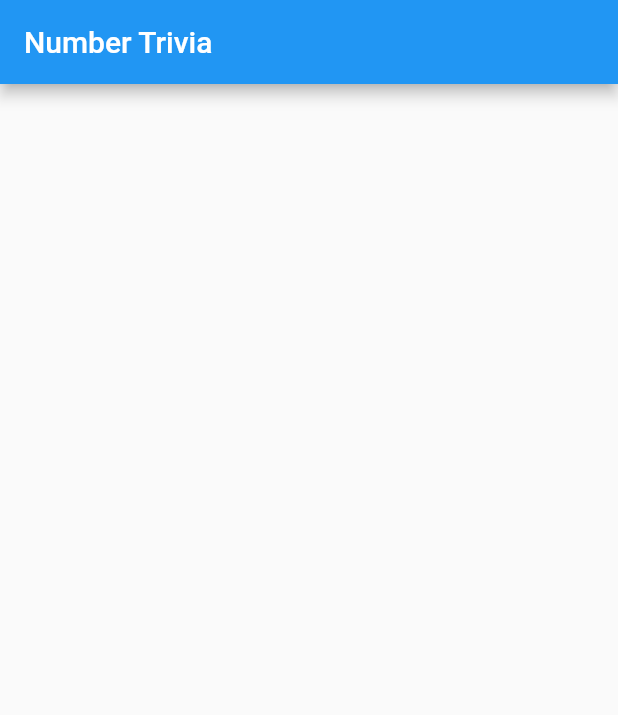
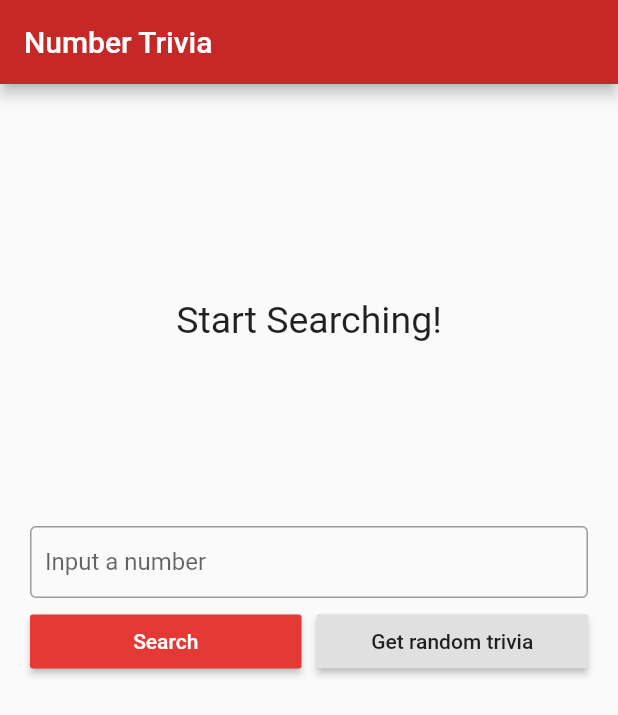
Before and after one commit to AhmedAbogameel/number_trivia, a Flutter app: the screen it shows after launch, on a phone screen of 412 x 824 dp. Shown: the top 715 px of the screen. Run offline on Flutter 3.47's test engine with Material 2 defaults, Android fonts, the phone set to English and light mode, and no system bars; our stand-ins replace bloc, dartz, equatable, flutter_bloc, get_it, shared_preferences; missing offline and left inert: data_connection_checker_tv.

Commit message:
- User Interface

```diff
--- a/lib/features/number_trivia/presentation/pages/number_trivia_page.dart
+++ b/lib/features/number_trivia/presentation/pages/number_trivia_page.dart
@@ -1,11 +1,41 @@
 import 'package:flutter/material.dart';
+import 'package:flutter_bloc/flutter_bloc.dart';
+import 'package:number_trivia/features/number_trivia/presentation/bloc/number_trivia_bloc.dart';
+import 'package:number_trivia/features/number_trivia/presentation/widgets/trivia_controls.dart';
+import 'package:number_trivia/features/number_trivia/presentation/widgets/widgets.dart';
+import '../../../../injection_container.dart';
 
 class NumberTriviaPage extends StatelessWidget {
   @override
   Widget build(BuildContext context) {
     return Scaffold(
       appBar: AppBar(title: Text('Number Trivia'),),
-
+      body: BlocProvider(
+        create: (_) => sl<NumberTriviaBloc>(),
+        child: SingleChildScrollView(
+          padding: const EdgeInsets.all(20),
+          child: Column(
+            children: [
+              BlocBuilder<NumberTriviaBloc, NumberTriviaState>(
+                builder: (context, state) {
+                  if (state is Empty) {
+                    return MessageDisplay(message: 'Start Searching!');
+                  }  else if (state is Loading) {
+                    return LoadingWidget();
+                  } else if (state is Loaded) {
+                    return TriviaDisplay(numberTrivia: state.numberTrivia);
+                  } else if (state is Error) {
+                    return MessageDisplay(message: state.message);
+                  } else {
+                    return Text('Unexpected Error!');
+                  }
+                },
+              ),
+              TriviaControls(),
+            ],
+          ),
+        ),
+      ),
     );
   }
 }
--- /dev/null
+++ b/lib/features/number_trivia/presentation/widgets/message_display.dart
@@ -0,0 +1,22 @@
+import 'package:flutter/material.dart';
+
+class MessageDisplay extends StatelessWidget {
+  final String message;
+  const MessageDisplay({Key? key, required this.message}) : super(key: key);
+
+  @override
+  Widget build(BuildContext context) {
+    return Container(
+      height: MediaQuery.of(context).size.height / 3,
+      child: Center(
+        child: SingleChildScrollView(
+          child: Text(
+            message,
+            style: TextStyle(fontSize: 25),
+            textAlign: TextAlign.center,
+          ),
+        ),
+      ),
+    );
+  }
+}
--- /dev/null
+++ b/lib/features/number_trivia/presentation/widgets/trivia_controls.dart
@@ -0,0 +1,68 @@
+import 'package:flutter/material.dart';
+import 'package:flutter_bloc/flutter_bloc.dart';
+import 'package:number_trivia/features/number_trivia/presentation/bloc/number_trivia_bloc.dart';
+
+class TriviaControls extends StatefulWidget {
+  const TriviaControls({Key? key}) : super(key: key);
+
+  @override
+  _TriviaControlsState createState() => _TriviaControlsState();
+}
+
+class _TriviaControlsState extends State<TriviaControls> {
+  String inputStr = '';
+  final controller = TextEditingController();
+
+  @override
+  Widget build(BuildContext context) {
+    return Column(
+      children: [
+        TextField(
+          controller: controller,
+          onChanged: (v) {
+            inputStr = v;
+          },
+          textInputAction: TextInputAction.done,
+          decoration: InputDecoration(
+            contentPadding: EdgeInsets.symmetric(horizontal: 10),
+            hintText: 'Input a number',
+            border: OutlineInputBorder(),
+          ),
+          onSubmitted: (_) => dispatchConcrete(),
+        ),
+        SizedBox(height: 5,),
+        Row(
+          children: [
+            Expanded(
+              child: RaisedButton(
+                child: Text('Search'),
+                textTheme: ButtonTextTheme.primary,
+                color: Theme.of(context).accentColor,
+                onPressed: dispatchConcrete,
+              ),
+            ),
+            SizedBox(width: 10,),
+            Expanded(
+              child: RaisedButton(
+                child: Text('Get random trivia'),
+                onPressed: dispatchRandom,
+              ),
+            ),
+          ],
+        )
+      ],
+    );
+  }
+
+  void dispatchConcrete() {
+    controller.clear();
+    BlocProvider.of<NumberTriviaBloc>(context)
+        .add(GetTriviaForConcreteNumber(inputStr));
+  }
+
+  void dispatchRandom() {
+    BlocProvider.of<NumberTriviaBloc>(context)
+        .add(GetTriviaForRandomNumber());
+  }
+
+}
--- /dev/null
+++ b/lib/features/number_trivia/presentation/widgets/widgets.dart
@@ -0,0 +1,3 @@
+export 'loading_widget.dart';
+export 'message_display.dart';
+export 'trivia_display.dart';
--- a/lib/injection_container.dart
+++ b/lib/injection_container.dart
@@ -46,7 +46,8 @@ Future<void> init() async {
   sl.registerLazySingleton<NetworkInfo>(() => NetworkInfoImpl(sl()));
 
   //! External
-  sl.registerLazySingletonAsync<SharedPreferences>(() => SharedPreferences.getInstance());
+  final sharedPreferences = await SharedPreferences.getInstance();
+  sl.registerLazySingleton<SharedPreferences>(() => sharedPreferences);
   sl.registerLazySingleton<http.Client>(() => http.Client());
   sl.registerLazySingleton<DataConnectionChecker>(() => DataConnectionChecker());
 
--- a/lib/main.dart
+++ b/lib/main.dart
@@ -3,6 +3,7 @@ import 'package:number_trivia/features/number_trivia/presentation/pages/number_t
 import 'package:number_trivia/injection_container.dart' as di;
 
 void main() async {
+  WidgetsFlutterBinding.ensureInitialized();
   await di.init();
   runApp(MyApp());
 }
@@ -14,6 +15,7 @@ class MyApp extends StatelessWidget {
       title: 'Number Trivia',
       theme: ThemeData(
         primaryColor: Colors.red.shade800,
+        appBarTheme: AppBarTheme(color: Colors.red.shade800),
         accentColor: Colors.red.shade600
       ),
       home: NumberTriviaPage(),
```
Also changed, not shown: lib/features/number_trivia/presentation/bloc/number_trivia_bloc.dart (+8 -4 lines), lib/features/number_trivia/presentation/widgets/loading_widget.dart (added, +15 -0 lines), lib/features/number_trivia/presentation/widgets/trivia_display.dart (added, +34 -0 lines), 3 other files.
